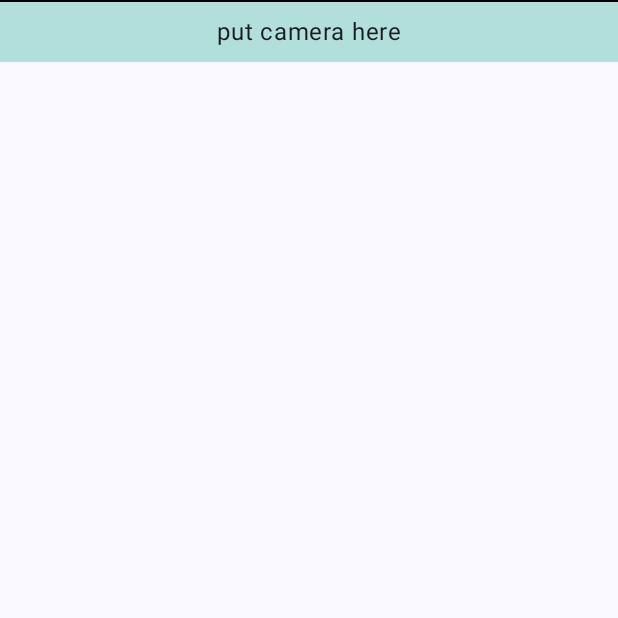
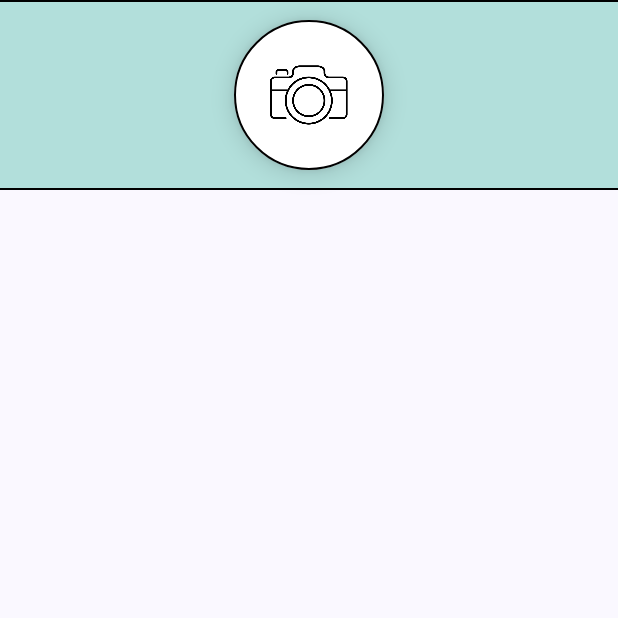
Before and after one commit to psydo3/Photorg, an Android app built with Jetpack Compose: the composable CameraSection shown on its own in the app's theme, on a phone screen of 412 x 824 dp, the top half of it. Run offline under Robolectric (Android 15) with nearby library versions, the phone set to English and light mode, and no system bars.

Commit message:
camera button

```diff
--- a/app/build.gradle.kts
+++ b/app/build.gradle.kts
@@ -69,4 +69,5 @@ dependencies {
 
     val nav_version = "2.7.7"
     implementation("androidx.navigation:navigation-compose:$nav_version")
+
 }
--- a/app/src/main/AndroidManifest.xml
+++ b/app/src/main/AndroidManifest.xml
@@ -1,6 +1,11 @@
 <?xml version="1.0" encoding="utf-8"?>
 <manifest xmlns:android="http://schemas.android.com/apk/res/android"
     xmlns:tools="http://schemas.android.com/tools">
+
+    <uses-feature
+        android:name="android.hardware.camera"
+        android:required="false" />
+    <uses-permission android:name="android.permission.CAMERA"/>
 
     <application
         android:allowBackup="true"
--- a/app/src/main/java/com/example/photorg/AlbumScreen.kt
+++ b/app/src/main/java/com/example/photorg/AlbumScreen.kt
@@ -1,6 +1,8 @@
 package com.example.photorg
 
 import android.util.Log
+import androidx.compose.foundation.BorderStroke
+import androidx.compose.foundation.Image
 import androidx.compose.foundation.background
 import androidx.compose.foundation.layout.Arrangement
 import androidx.compose.foundation.layout.Column
@@ -8,13 +10,20 @@ import androidx.compose.foundation.layout.Row
 import androidx.compose.foundation.layout.fillMaxSize
 import androidx.compose.foundation.layout.fillMaxWidth
 import androidx.compose.foundation.layout.padding
+import androidx.compose.foundation.layout.size
+import androidx.compose.foundation.shape.CircleShape
+import androidx.compose.foundation.shape.RoundedCornerShape
+import androidx.compose.material3.Button
+import androidx.compose.material3.ButtonDefaults
 import androidx.compose.material3.Divider
 import androidx.compose.material3.Text
 import androidx.compose.runtime.Composable
 import androidx.compose.ui.Alignment
 import androidx.compose.ui.Modifier
+import androidx.compose.ui.draw.clip
 import androidx.compose.ui.graphics.Color
 import androidx.compose.ui.res.colorResource
+import androidx.compose.ui.res.painterResource
 import androidx.compose.ui.text.font.FontWeight
 import androidx.compose.ui.unit.dp
 import androidx.compose.ui.unit.sp
@@ -91,11 +100,38 @@ fun CameraSection(
         verticalArrangement = Arrangement.SpaceBetween,
         horizontalAlignment = Alignment.CenterHorizontally
     ){
-        Divider(thickness = 1.5.dp, color = Color.Black)
-        Text(
-            text = "put camera here",
+        Divider(thickness = 1.5.dp, color = Color.Black, modifier = Modifier.padding(bottom = 12.dp))
+
+        Button(
             modifier = Modifier
-                .padding(8.dp)
-        )
+                .size(100.dp),
+
+            onClick = {
+
+            },
+            elevation =  ButtonDefaults.buttonElevation(
+                defaultElevation = 10.dp,
+                pressedElevation = 15.dp,
+                disabledElevation = 0.dp
+            ),
+            border = BorderStroke(1.dp, Color.Black),
+
+            colors = ButtonDefaults.buttonColors(
+                containerColor = Color.White
+            ),
+            shape = CircleShape,
+
+        ) {
+            Image(
+                painter = painterResource(id = R.drawable.camera_icon),
+                contentDescription = null,
+
+
+
+
+            )
+        }
+
+        Divider(thickness = 1.5.dp, color = Color.Black, modifier = Modifier.padding(top = 12.dp))
     }
 }
--- a/app/src/main/java/com/example/photorg/HomeScreen.kt
+++ b/app/src/main/java/com/example/photorg/HomeScreen.kt
@@ -136,6 +136,7 @@ fun AlbumItem(
     albumColor: Color = colorResource(R.color.color_option2),
 ) {
     var colorValue = 0
+
     val colorResources = mapOf(
         0 to colorResource(id = R.color.color_option2),
         1 to colorResource(id = R.color.color_option4),
@@ -147,7 +148,6 @@ fun AlbumItem(
             colorValue = color.key
         }
     }
-
 
     val openDialog = remember { mutableStateOf(false) }
 
--- a/app/src/main/java/com/example/photorg/NewAlbumDialog.kt
+++ b/app/src/main/java/com/example/photorg/NewAlbumDialog.kt
@@ -123,7 +123,7 @@ fun NewAlbumDialog(
         confirmButton = {
             Button(
                 onClick = {
-                    onConfirm("Test", colorResources[selectedColor]!!)
+                    onConfirm(albumText, colorResources[selectedColor]!!)
                 },
                 shape = RoundedCornerShape(5.dp),
                 colors = ButtonDefaults.buttonColors(
```
Also changed, not shown: app/src/main/res/drawable/camera_icon.png (added).
